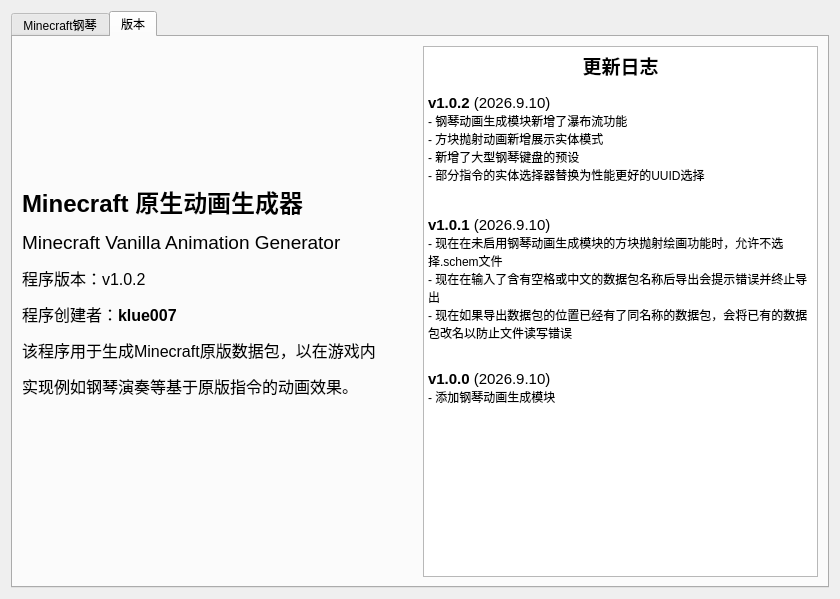
This is ui/main.ui in klue007/VanillaAnimationGenerator as Qt 5 draws it before an edit. The edited form follows.
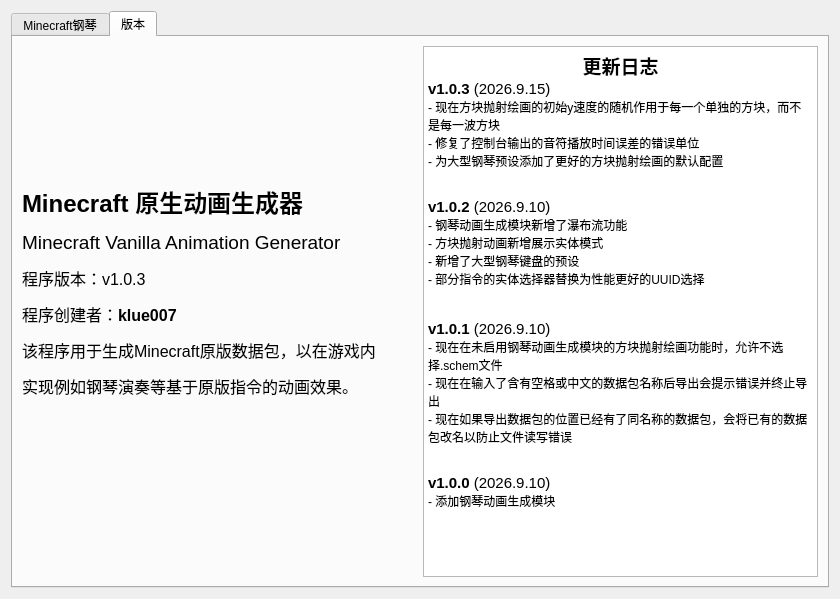
This is the edited form. The open tabs and pages were chosen to show the change.

Diff of the .ui file:
```diff
--- a/ui/main.ui
+++ b/ui/main.ui
@@ -1120,7 +1120,7 @@
             </sizepolicy>
            </property>
            <property name="text">
-            <string>&lt;html&gt;&lt;head/&gt;&lt;body&gt;&lt;p&gt;&lt;span style=&quot; font-size:18pt; font-weight:700;&quot;&gt;Minecraft 原生动画生成器&lt;/span&gt;&lt;/p&gt;&lt;p&gt;&lt;span style=&quot; font-size:14pt;&quot;&gt;Minecraft Vanilla Animation Generator&lt;/span&gt;&lt;/p&gt;&lt;p&gt;&lt;span style=&quot; font-size:12pt;&quot;&gt;程序版本：v1.0.2&lt;/span&gt;&lt;/p&gt;&lt;p&gt;&lt;span style=&quot; font-size:12pt;&quot;&gt;程序创建者：&lt;/span&gt;&lt;span style=&quot; font-size:12pt; font-weight:700;&quot;&gt;klue007&lt;/span&gt;&lt;/p&gt;&lt;p&gt;&lt;span style=&quot; font-size:12pt;&quot;&gt;该程序用于生成Minecraft原版数据包，以在游戏内&lt;/span&gt;&lt;/p&gt;&lt;p&gt;&lt;span style=&quot; font-size:12pt;&quot;&gt;实现例如钢琴演奏等基于原版指令的动画效果。&lt;/span&gt;&lt;/p&gt;&lt;p&gt;&lt;br/&gt;&lt;/p&gt;&lt;/body&gt;&lt;/html&gt;</string>
+            <string>&lt;html&gt;&lt;head/&gt;&lt;body&gt;&lt;p&gt;&lt;span style=&quot; font-size:18pt; font-weight:700;&quot;&gt;Minecraft 原生动画生成器&lt;/span&gt;&lt;/p&gt;&lt;p&gt;&lt;span style=&quot; font-size:14pt;&quot;&gt;Minecraft Vanilla Animation Generator&lt;/span&gt;&lt;/p&gt;&lt;p&gt;&lt;span style=&quot; font-size:12pt;&quot;&gt;程序版本：v1.0.3&lt;/span&gt;&lt;/p&gt;&lt;p&gt;&lt;span style=&quot; font-size:12pt;&quot;&gt;程序创建者：&lt;/span&gt;&lt;span style=&quot; font-size:12pt; font-weight:700;&quot;&gt;klue007&lt;/span&gt;&lt;/p&gt;&lt;p&gt;&lt;span style=&quot; font-size:12pt;&quot;&gt;该程序用于生成Minecraft原版数据包，以在游戏内&lt;/span&gt;&lt;/p&gt;&lt;p&gt;&lt;span style=&quot; font-size:12pt;&quot;&gt;实现例如钢琴演奏等基于原版指令的动画效果。&lt;/span&gt;&lt;/p&gt;&lt;p&gt;&lt;br/&gt;&lt;/p&gt;&lt;/body&gt;&lt;/html&gt;</string>
            </property>
           </widget>
          </item>
@@ -1141,6 +1141,11 @@
 li.checked::marker { content: &quot;\2612&quot;; }
 &lt;/style&gt;&lt;/head&gt;&lt;body style=&quot; font-family:'Microsoft YaHei UI'; font-size:9pt; font-weight:400; font-style:normal;&quot;&gt;
 &lt;p align=&quot;center&quot; style=&quot; margin-top:0px; margin-bottom:0px; margin-left:0px; margin-right:0px; -qt-block-indent:0; text-indent:0px;&quot;&gt;&lt;span style=&quot; font-size:14pt; font-weight:700;&quot;&gt;更新日志&lt;/span&gt;&lt;/p&gt;
+&lt;p style=&quot; margin-top:0px; margin-bottom:0px; margin-left:0px; margin-right:0px; -qt-block-indent:0; text-indent:0px;&quot;&gt;&lt;span style=&quot; font-size:11pt; font-weight:700;&quot;&gt;v1.0.3&lt;/span&gt;&lt;span style=&quot; font-size:11pt;&quot;&gt; (2026.9.15)&lt;/span&gt;&lt;/p&gt;
+&lt;p style=&quot; margin-top:0px; margin-bottom:0px; margin-left:0px; margin-right:0px; -qt-block-indent:0; text-indent:0px;&quot;&gt;- 现在方块抛射绘画的初始y速度的随机作用于每一个单独的方块，而不是每一波方块&lt;/p&gt;
+&lt;p style=&quot; margin-top:0px; margin-bottom:0px; margin-left:0px; margin-right:0px; -qt-block-indent:0; text-indent:0px;&quot;&gt;- 修复了控制台输出的音符播放时间误差的错误单位&lt;/p&gt;
+&lt;p style=&quot; margin-top:0px; margin-bottom:0px; margin-left:0px; margin-right:0px; -qt-block-indent:0; text-indent:0px;&quot;&gt;- 为大型钢琴预设添加了更好的方块抛射绘画的默认配置&lt;/p&gt;
+&lt;p style=&quot;-qt-paragraph-type:empty; margin-top:0px; margin-bottom:0px; margin-left:0px; margin-right:0px; -qt-block-indent:0; text-indent:0px;&quot;&gt;&lt;br /&gt;&lt;/p&gt;
 &lt;p style=&quot;-qt-paragraph-type:empty; margin-top:0px; margin-bottom:0px; margin-left:0px; margin-right:0px; -qt-block-indent:0; text-indent:0px;&quot;&gt;&lt;br /&gt;&lt;/p&gt;
 &lt;p style=&quot; margin-top:0px; margin-bottom:0px; margin-left:0px; margin-right:0px; -qt-block-indent:0; text-indent:0px;&quot;&gt;&lt;span style=&quot; font-size:11pt; font-weight:700;&quot;&gt;v1.0.2&lt;/span&gt;&lt;span style=&quot; font-size:11pt;&quot;&gt; (2026.9.10)&lt;/span&gt;&lt;/p&gt;
 &lt;p style=&quot; margin-top:0px; margin-bottom:0px; margin-left:0px; margin-right:0px; -qt-block-indent:0; text-indent:0px;&quot;&gt;- 钢琴动画生成模块新增了瀑布流功能&lt;/p&gt;
```
Left out of the diff: 2 changed lines with no effect on the pictures.
